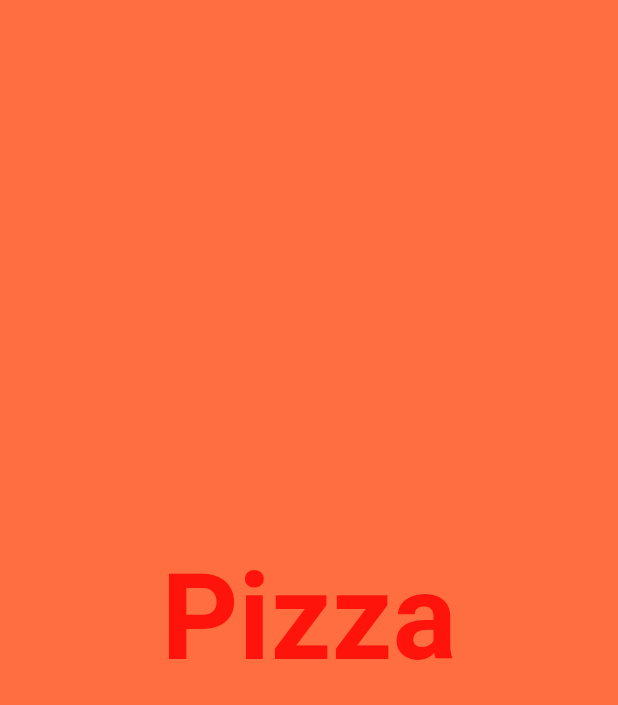
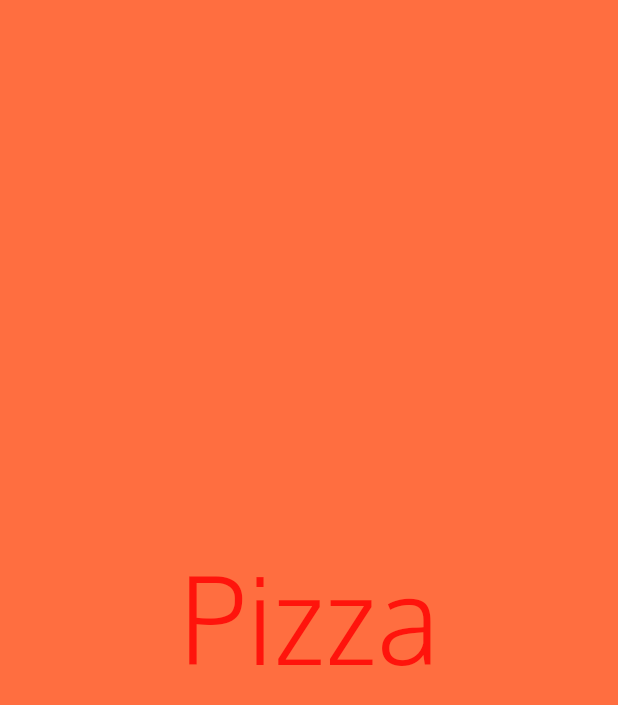
Before and after one commit to timmitra/app_widgets, a Flutter app: the screen it shows after launch, on a phone screen of 412 x 824 dp. Shown: the top 705 px of the screen. Run offline on Flutter 3.47's test engine with Material 2 defaults, Android fonts, the light colour scheme and no system bars.

```diff
--- a/lib/ui/home.dart
+++ b/lib/ui/home.dart
@@ -7,16 +7,16 @@ class Home extends StatelessWidget {
         child: Container(
       alignment: Alignment.center,
       color: Colors.deepOrangeAccent,
-      child: Text("Pizza",
-      textDirection: TextDirection.ltr,
-      style: TextStyle(
-        fontSize: 80.0,
-        decoration: TextDecoration.none,
-        fontFamily: 'Oxygen',
-        fontWeight: FontWeight.bold,
+      child: Text(
+        "Pizza",
+        textDirection: TextDirection.ltr,
+        style: TextStyle(
+          fontSize: 80.0,
+          decoration: TextDecoration.none,
+          fontFamily: 'Oxygen',
+          fontWeight: FontWeight.w300,
         ),
       ),
-    )
-    );
+    ));
   }
 }
```
Also changed, not shown: fonts/Oxygen-Bold.ttf (renamed from lib/fonts/Oxygen-Bold.ttf), fonts/Oxygen-Light.ttf (renamed from lib/fonts/Oxygen-Light.ttf), fonts/Oxygen-Regular.ttf (renamed from lib/fonts/Oxygen-Regular.ttf).
